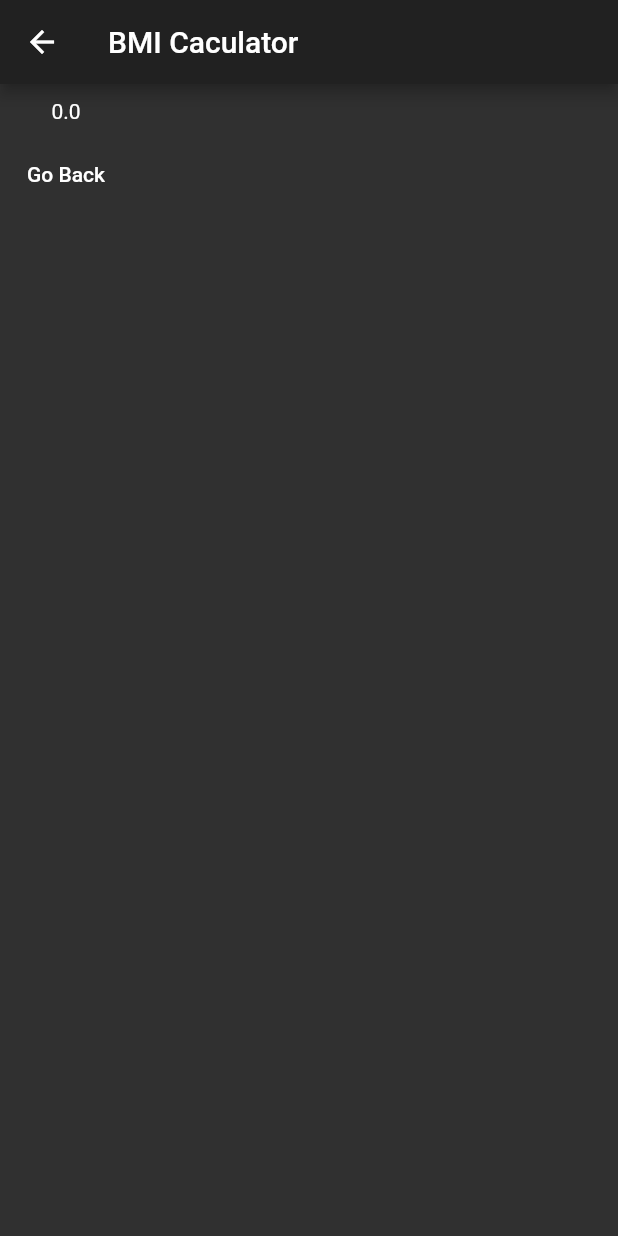
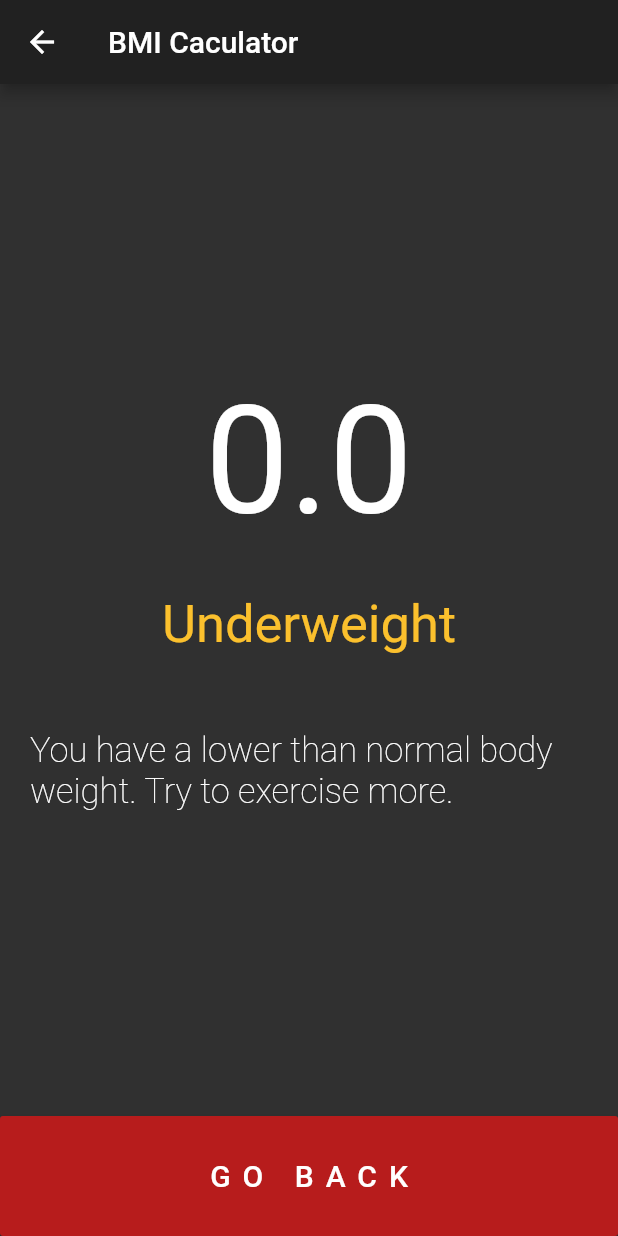
Before and after one commit to Dasol-Jung/flutter_bmi, a Flutter app: the screen it shows after launch, after a tap on "CALCULATE", on a phone screen of 412 x 824 dp. Run offline on Flutter 3.47's test engine with Material 2 defaults, Android fonts, the phone set to English and light mode, and no system bars; our stand-ins replace font_awesome_flutter.

Commit message:
flutter bmi

```diff
--- /dev/null
+++ b/lib/bmiCalculator.dart
@@ -0,0 +1,36 @@
+import 'dart:math';
+
+class BMICalculator {
+  double height;
+  int weight;
+  double _bmi;
+
+  BMICalculator({this.height, this.weight});
+  String getBMI() {
+    _bmi = (weight / pow(height / 100, 2));
+    return _bmi.toStringAsFixed(1);
+  }
+
+  String getResult() {
+    if (_bmi == null) {
+      getBMI();
+    }
+    if (_bmi >= 25) {
+      return 'Overweight';
+    } else if (_bmi > 18.5) {
+      return 'Normal';
+    } else {
+      return 'Underweight';
+    }
+  }
+
+  String getInterpretation(){
+     if (_bmi >= 25) {
+      return 'You have a higher than normal body weight. Try to exercise more.';
+    } else if (_bmi > 18.5) {
+      return 'You have a normal body weight. Good job.';
+    } else {
+      return 'You have a lower than normal body weight. Try to exercise more.';
+    }
+  }
+}
--- a/lib/main.dart
+++ b/lib/main.dart
@@ -1,7 +1,8 @@
 import 'package:flutter/material.dart';
 import './card.dart';
 import './addRemove.dart';
-import 'result.dart';
+import './result.dart';
+import './bmiCalculator.dart';
 import 'package:font_awesome_flutter/font_awesome_flutter.dart';
 
 void main() => runApp(MyApp());
@@ -29,7 +30,7 @@ class InputPage extends StatefulWidget {
 
 class _InputPageState extends State<InputPage> {
   // String gender;
-  double height = 130;
+  double height = 130.0;
   int weight = 0;
   int age = 0;
   String gender = 'male';
@@ -128,7 +129,7 @@ class _InputPageState extends State<InputPage> {
               min: 130,
               max: 250,
               value: height,
-              divisions: 250,
+              divisions: 120,
               onChanged: (value) => heightController(value),
             ),
           ],
@@ -203,13 +204,15 @@ class _InputPageState extends State<InputPage> {
                   ),
                   onPressed: () {
                     // add caculation
-                    double bmi =
-                        (weight / (height * height) * 100000).roundToDouble() /
-                            10;
+                    BMICalculator calculator = BMICalculator(height : height, weight : weight);
+                    String bmi = calculator.getBMI();
+                    String result = calculator.getResult();
+                    String interpretation = calculator.getInterpretation();
+
                     Navigator.push(
                         context,
                         MaterialPageRoute(
-                            builder: (context) => ResultPage(bmi)));
+                            builder: (context) => ResultPage(bmi, result, interpretation)));
                   }),
             ),
           ],
--- a/lib/result.dart
+++ b/lib/result.dart
@@ -1,8 +1,18 @@
 import 'package:flutter/material.dart';
 
 class ResultPage extends StatelessWidget {
-  final double bmi;
-  ResultPage(this.bmi);
+  final String bmi;
+  final String result;
+  final String interpretation;
+  Color _resultColor;
+
+  ResultPage(this.bmi, this.result, this.interpretation) {
+    if (result == 'Overweight')
+      _resultColor = Colors.red[400];
+    else if (result == 'Normal')
+      _resultColor = Colors.green[600];
+    else _resultColor = Colors.yellow[700];
+  }
 
   @override
   Widget build(BuildContext context) {
@@ -11,13 +21,62 @@ class ResultPage extends StatelessWidget {
       body: SafeArea(
         child: Column(
           children: <Widget>[
-            Padding(padding: EdgeInsets.all(10), child: Text("$bmi")),
-            FlatButton(
-              child: Text("Go Back"),
-              onPressed: () {
-                Navigator.pop(context);
-              },
+            Expanded(
+              child: Padding(
+                padding: EdgeInsets.symmetric(horizontal: 20),
+                child: Column(
+                  mainAxisAlignment: MainAxisAlignment.center,
+                  children: <Widget>[
+                    Text(
+                      "$bmi",
+                      style: TextStyle(
+                        fontSize: 100,
+                      ),
+                    ),
+                    Padding(
+                      padding: EdgeInsets.only(
+                        top: 30,
+                        bottom: 50,
+                      ),
+                      child: Text(
+                        "$result",
+                        style: TextStyle(
+                          fontSize: 35,
+                          color: _resultColor,
+                        ),
+                      ),
+                    ),
+                    Container(
+                      width: double.infinity,
+                      child: Text(
+                        "$interpretation",
+                        style: TextStyle(
+                          fontSize: 23,
+                          fontWeight : FontWeight.w100
+                        ),
+                      ),
+                    ),
+                  ],
+                ),
+              ),
             ),
+            Container(
+                margin: EdgeInsets.only(top: 10),
+                width: double.infinity,
+                height: 80.0,
+                child: RaisedButton(
+                    color: Colors.red[900],
+                    child: Text(
+                      "GO BACK",
+                      style: TextStyle(
+                          fontSize: 20.0,
+                          fontWeight: FontWeight.w500,
+                          letterSpacing: 8),
+                    ),
+                    onPressed: () {
+                      // add caculation
+                      Navigator.pop(context);
+                    })),
           ],
         ),
       ),
```
